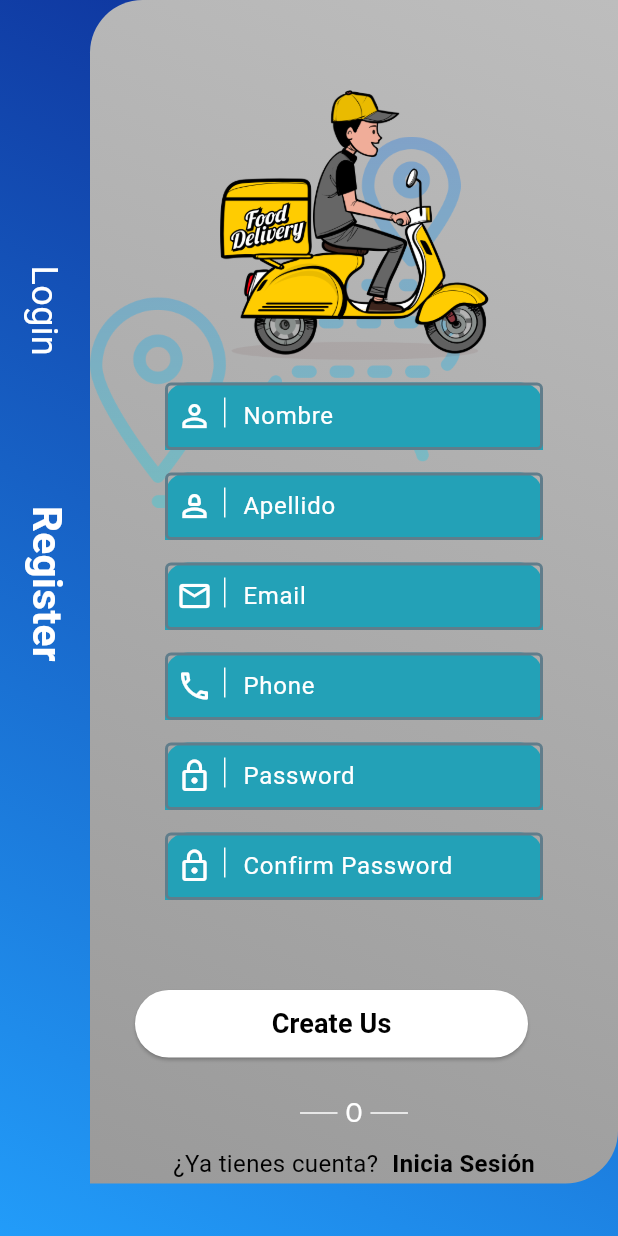
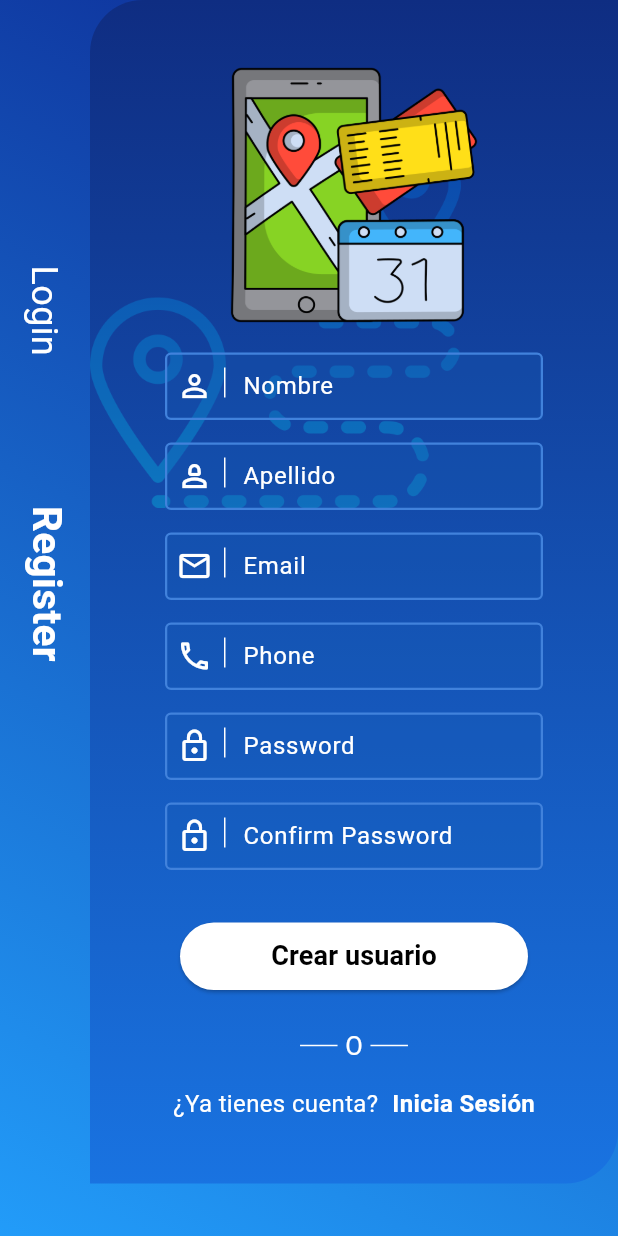
Before and after one commit to AuroraMadera/indriver_clone_flutter, a Flutter app: the RegisterPage screen opened by its route, on a phone screen of 412 x 824 dp. Run offline on Flutter 3.47's test engine with Material 3 defaults, Android fonts, the phone set to English and light mode, and no system bars; our stand-ins replace equatable, flutter_bloc.

Commit message:
feat(register): implement BLoC architecture for registration form
- Create RegisterBloc to manage registration form state
- Add RegisterEvent and RegisterState classes
- Create blocProviders to centralize BLoC providers
- Update main.dart to configure BLoC providers
- Integrate BLoC state management into registration screen
- Update BlocFormItem for form field state handling
- Refine reusable buttons and text field components
- Improve registration form layout and structure

```diff
--- /dev/null
+++ b/lib/blocProviders.dart
@@ -0,0 +1,12 @@
+import 'package:flutter_bloc/flutter_bloc.dart';
+import 'package:indriver_clone_flutter/src/presentation/pages/authentication/login/bloc/LoginBloc.dart';
+import 'package:indriver_clone_flutter/src/presentation/pages/authentication/login/bloc/LoginEvent.dart';
+import 'package:indriver_clone_flutter/src/presentation/pages/authentication/register/bloc/RegisterBloc.dart';
+import 'package:indriver_clone_flutter/src/presentation/pages/authentication/register/bloc/RegisterEvent.dart';
+
+List<BlocProvider> blocProviders = [
+  BlocProvider<LoginBloc>(create: (context) => LoginBloc()..add(LoginInitEvent())),
+  BlocProvider<RegisterBloc>(create: (context) => RegisterBloc()..add(RegisterInitEvent())),
+
+
+];
--- a/lib/main.dart
+++ b/lib/main.dart
@@ -1,5 +1,6 @@
 import 'package:flutter/material.dart';
 import 'package:flutter_bloc/flutter_bloc.dart';
+import 'package:indriver_clone_flutter/blocProviders.dart';
 import 'package:indriver_clone_flutter/src/presentation/pages/authentication/login/LoginPage.dart';
 import 'package:indriver_clone_flutter/src/presentation/pages/authentication/login/bloc/LoginBloc.dart';
 import 'package:indriver_clone_flutter/src/presentation/pages/authentication/login/bloc/LoginEvent.dart';
@@ -16,8 +17,8 @@ class MyApp extends StatelessWidget {
   // This widget is the root of your application.
   @override
   Widget build(BuildContext context) {
-    return BlocProvider(
-      create: (context) => LoginBloc()..add(LoginInitEvent()),
+    return MultiBlocProvider(
+      providers: blocProviders,
       child: MaterialApp(
           title: 'Flutter Demo',
           debugShowCheckedModeBanner: false,
--- a/lib/src/presentation/pages/authentication/register/RegisterContent.dart
+++ b/lib/src/presentation/pages/authentication/register/RegisterContent.dart
@@ -1,10 +1,17 @@
 
 import 'package:flutter/material.dart';
+import 'package:flutter_bloc/flutter_bloc.dart';
+import 'package:indriver_clone_flutter/src/presentation/pages/authentication/register/bloc/RegisterBloc.dart';
+import 'package:indriver_clone_flutter/src/presentation/pages/authentication/register/bloc/RegisterEvent.dart';
+import 'package:indriver_clone_flutter/src/presentation/pages/authentication/register/bloc/RegisterState.dart';
+import 'package:indriver_clone_flutter/src/presentation/utils/BlocFormItem.dart';
 import 'package:indriver_clone_flutter/src/presentation/widgets/DefaultButton.dart';
 import 'package:indriver_clone_flutter/src/presentation/widgets/DefaultTextFieldOutlined.dart';
 
 class RegisterContent extends StatelessWidget {
-  const RegisterContent({super.key});
+  final RegisterState state;
+
+  const RegisterContent(this.state, {super.key});
 
   @override
   Widget build(BuildContext context) {
@@ -49,11 +56,11 @@ class RegisterContent extends StatelessWidget {
                 bottomRight: Radius.circular(35),
               ),
               gradient: LinearGradient(
-                begin: Alignment.topRight,
-                end: Alignment.bottomLeft,
+                begin: Alignment.topCenter,
+                end: Alignment.bottomCenter,
                 colors: [
-                  Color.fromARGB(255, 189, 189, 189),
-                  Color.fromARGB(255, 154, 154, 154),
+                  Color.fromARGB(255, 15, 45, 130),
+                  Color.fromARGB(255, 25, 115, 225),
                 ],
               ),
             ),
@@ -77,6 +84,16 @@ class RegisterContent extends StatelessWidget {
                           right: 50,
                           top: 15,
                         ),
+                        onChanged: (text) {
+                          context.read<RegisterBloc>().add(
+                            NameChanged(
+                              name: BlocFormItem(value: text),
+                            ),
+                          );
+                        },
+                        validator: (value) {
+                          return state.name.error;
+                        },
                       ),
 
                       DefaultTextFieldOutlined(
@@ -87,6 +104,16 @@ class RegisterContent extends StatelessWidget {
                           right: 50,
                           top: 15,
                         ),
+                        onChanged: (text) {
+                          context.read<RegisterBloc>().add(
+                            LastnameChanged(
+                              lastname: BlocFormItem(value: text),
+                            ),
+                          );
+                        },
+                        validator: (value) {
+                          return state.lastname.error;
+                        },
                       ),
 
                       DefaultTextFieldOutlined(
@@ -97,6 +124,16 @@ class RegisterContent extends StatelessWidget {
                           right: 50,
                           top: 15,
                         ),
+                        onChanged: (text) {
+                          context.read<RegisterBloc>().add(
+                            EmailChanged(
+                              email: BlocFormItem(value: text),
+                            ),
+                          );
+                        },
+                        validator: (value) {
+                          return state.email.error;
+                        },
                       ),
 
                       DefaultTextFieldOutlined(
@@ -107,6 +144,16 @@ class RegisterContent extends StatelessWidget {
                           right: 50,
                           top: 15,
                         ),
+                        onChanged: (text) {
+                          context.read<RegisterBloc>().add(
+                            PhoneChanged(
+                              phone: BlocFormItem(value: text),
+                            ),
+                          );
+                        },
+                        validator: (value) {
+                          return state.phone.error;
+                        },
                       ),
 
                       DefaultTextFieldOutlined(
@@ -117,6 +164,16 @@ class RegisterContent extends StatelessWidget {
                           right: 50,
                           top: 15,
                         ),
+                        onChanged: (text) {
+                          context.read<RegisterBloc>().add(
+                            PasswordChanged(
+                              password: BlocFormItem(value: text),
+                            ),
+                          );
+                        },
+                        validator: (value) {
+                          return state.password.error;
+                        },
                       ),
 
                       DefaultTextFieldOutlined(
@@ -127,15 +184,30 @@ class RegisterContent extends StatelessWidget {
                           right: 50,
                           top: 15,
                         ),
+                        onChanged: (text) {
+                          context.read<RegisterBloc>().add(
+                            ConfirmPasswordChanged(
+                              confirmPassword: BlocFormItem(value: text),
+                            ),
+                          );
+                        },
+                        validator: (value) {
+                          return state.confirmPassword.error;
+                        },
                       ),
 
                       DefaultButton(
-                        onPressed: () {},
-                        text: 'Create Us',
+                        onPressed: () {
+                          if (state.formKey!.currentState!.validate()) {
+                            context.read<RegisterBloc>().add(FormSubmit());
+                            context.read<RegisterBloc>().add(FormReset());
+                          }
+                        },
+                        text: 'Crear usuario',
                         margin: const EdgeInsets.only(
-                          left: 30,
+                          left: 60,
                           right: 60,
-                          top: 60,
+                          top: 35,
                         ),
                       ),
 
@@ -143,7 +215,7 @@ class RegisterContent extends StatelessWidget {
 
                       _separatorOr(),
 
-                      const SizedBox(height: 10),
+                      const SizedBox(height: 15),
 
                       _textIAlreadyHaveAccount(context),
                     ],
@@ -176,7 +248,7 @@ class RegisterContent extends StatelessWidget {
         const Text(
           '¿Ya tienes cuenta? ',
           style: TextStyle(
-            color: Colors.black,
+            color: Colors.white,
             fontSize: 16,
           ),
         ),
@@ -190,7 +262,7 @@ class RegisterContent extends StatelessWidget {
           child: const Text(
             'Inicia Sesión',
             style: TextStyle(
-              color: Colors.black,
+              color: Colors.white,
               fontWeight: FontWeight.bold,
               fontSize: 16,
             ),
@@ -231,10 +303,10 @@ class RegisterContent extends StatelessWidget {
 
   Widget _imageBanner() {
     return Container(
-      margin: const EdgeInsets.only(top: 60),
+      margin: const EdgeInsets.only(top: 40),
       alignment: Alignment.center,
       child: Image.asset(
-        'assets/img/delivery.png',
+        'assets/img/trip.png',
         width: 180,
         height: 180,
       ),
--- a/lib/src/presentation/pages/authentication/register/RegisterPage.dart
+++ b/lib/src/presentation/pages/authentication/register/RegisterPage.dart
@@ -1,5 +1,8 @@
 import 'package:flutter/material.dart';
+import 'package:flutter_bloc/flutter_bloc.dart';
 import 'package:indriver_clone_flutter/src/presentation/pages/authentication/register/RegisterContent.dart';
+import 'package:indriver_clone_flutter/src/presentation/pages/authentication/register/bloc/RegisterBloc.dart';
+import 'package:indriver_clone_flutter/src/presentation/pages/authentication/register/bloc/RegisterState.dart';
 
 class RegisterPage extends StatefulWidget {
   const RegisterPage({super.key});
@@ -12,7 +15,11 @@ class _RegisterPageState extends State<RegisterPage> {
   @override
   Widget build(BuildContext context) {
     return Scaffold(
-      body: const RegisterContent(),
+      body: BlocBuilder< RegisterBloc, RegisterState>(
+        builder: (context, state) {
+          return RegisterContent(state);
+        }
+      ),
     );
   }
 }
--- /dev/null
+++ b/lib/src/presentation/pages/authentication/register/bloc/RegisterEvent.dart
@@ -0,0 +1,46 @@
+
+import 'package:indriver_clone_flutter/src/presentation/utils/BlocFormItem.dart';
+
+abstract class RegisterEvent {}
+
+class RegisterInitEvent extends RegisterEvent {}
+
+class NameChanged extends RegisterEvent {
+  final BlocFormItem name;
+
+  NameChanged({required this.name});
+}
+
+class LastnameChanged extends RegisterEvent {
+  final BlocFormItem lastname;
+
+  LastnameChanged({required this.lastname});
+}
+
+class EmailChanged extends RegisterEvent {
+  final BlocFormItem email;
+
+  EmailChanged({required this.email});
+}
+
+class PhoneChanged extends RegisterEvent {
+  final BlocFormItem phone;
+
+  PhoneChanged({required this.phone});
+}
+
+class PasswordChanged extends RegisterEvent {
+  final BlocFormItem password;
+
+  PasswordChanged({required this.password});
+}
+
+class ConfirmPasswordChanged extends RegisterEvent {
+  final BlocFormItem confirmPassword;
+
+  ConfirmPasswordChanged({required this.confirmPassword});
+}
+
+class FormSubmit extends RegisterEvent {}
+
+class FormReset extends RegisterEvent {}
--- /dev/null
+++ b/lib/src/presentation/pages/authentication/register/bloc/RegisterState.dart
@@ -0,0 +1,49 @@
+import 'package:equatable/equatable.dart';
+import 'package:flutter/material.dart';
+import 'package:indriver_clone_flutter/src/presentation/utils/BlocFormItem.dart';
+
+class RegisterState extends Equatable {
+
+final BlocFormItem name;
+final BlocFormItem lastname;
+final BlocFormItem email;
+final BlocFormItem phone;
+final BlocFormItem password;
+final BlocFormItem confirmPassword;
+final GlobalKey<FormState>? formKey;
+
+const RegisterState({
+  this.name = const BlocFormItem(error: 'Enter the name'),
+  this.lastname = const BlocFormItem(error: 'Enter the last name'),
+  this.email = const BlocFormItem(error: 'Enter the email'),
+  this.phone = const BlocFormItem(error: 'Enter the phone'),
+  this.password = const BlocFormItem(error: 'Enter the password'),
+  this.confirmPassword = const BlocFormItem(error: 'Enter the confirm the password'),
+  this.formKey,
+});
+
+RegisterState copyWith({
+  BlocFormItem? name,
+  BlocFormItem? lastname,
+  BlocFormItem? email,
+  BlocFormItem? phone,
+  BlocFormItem? password,
+  BlocFormItem? confirmPassword,
+  GlobalKey<FormState>?formKey
+})  {
+  return RegisterState(
+    name: name ?? this.name,
+    lastname: lastname ?? this.lastname,
+    email: email ?? this.email,
+    phone: phone ?? this.phone,
+    password: password ?? this.password,
+    confirmPassword: confirmPassword ?? this.confirmPassword,
+    formKey : formKey
+
+  );
+}
+
+@override
+  List<Object?> get props => [name, lastname, email, phone, password, confirmPassword] ;
+
+}
--- a/lib/src/presentation/utils/BlocFormItem.dart
+++ b/lib/src/presentation/utils/BlocFormItem.dart
@@ -10,7 +10,7 @@ class BlocFormItem {
 
   BlocFormItem copyWith({
     String? value,
-    String? error;
+    String? error,
   }) {
     return BlocFormItem(
       value: value ?? this.value,
--- a/lib/src/presentation/widgets/DefaultButton.dart
+++ b/lib/src/presentation/widgets/DefaultButton.dart
@@ -1,8 +1,9 @@
+
 import 'package:flutter/material.dart';
 
 class DefaultButton extends StatelessWidget {
 
-  Function()onPressed;
+  final Function() onPressed;
   final String text;
   final Color color;
   final Color textColor;
@@ -14,7 +15,11 @@ class DefaultButton extends StatelessWidget {
     required this.onPressed,
     this.color = Colors.white,
     this.textColor = Colors.black,
-    this.margin = const EdgeInsets.only(bottom: 20,left: 40,right: 40)
+    this.margin = const EdgeInsets.only(
+      bottom: 20,
+      left: 40,
+      right: 40,
+    ),
   });
 
   @override
--- a/lib/src/presentation/widgets/DefaultTextField.dart
+++ b/lib/src/presentation/widgets/DefaultTextField.dart
@@ -3,7 +3,7 @@ import 'package:flutter/material.dart';
 class DefaultTextField extends StatelessWidget {
 
   String text;
-  Function(String text) onChanged;
+  Function(String text)? onChanged;
   IconData icon;
   EdgeInsetsGeometry? margin;
   String? Function(String?)? validator;
@@ -30,7 +30,7 @@ class DefaultTextField extends StatelessWidget {
       ),
       child: TextFormField(
         onChanged: (text){
-          onChanged(text);
+          onChanged?.call(text);
         },
         validator: validator,
         decoration: InputDecoration(
--- a/lib/src/presentation/widgets/DefaultTextFieldOutlined.dart
+++ b/lib/src/presentation/widgets/DefaultTextFieldOutlined.dart
@@ -2,14 +2,19 @@ import 'package:flutter/material.dart';
 
 class DefaultTextFieldOutlined extends StatelessWidget {
 
-  String text;
-  IconData icon;
-  EdgeInsetsGeometry? margin;
+  final String text;
+  final Function(String text)? onChanged;
+  final IconData icon;
+  final EdgeInsetsGeometry? margin;
+  final String? Function(String?)? validator;
 
-  DefaultTextFieldOutlined({
+  const DefaultTextFieldOutlined({
+    super.key,
     required this.text,
     required this.icon,
-    this.margin=const EdgeInsets.only(top: 50,left: 20,right: 20),
+    this.margin = const EdgeInsets.only(top: 50, left: 20, right: 20),
+    this.validator,
+    this.onChanged,
   });
 
   @override
@@ -17,36 +22,47 @@ class DefaultTextFieldOutlined extends StatelessWidget {
     return Container(
       height: 45,
       margin: margin,
-      decoration: BoxDecoration(
-        color: Color.fromARGB(255, 35, 161, 183),
+      decoration: const BoxDecoration(
+        color: Color.fromARGB(70, 20, 90, 180),
         borderRadius: BorderRadius.only(
-          topLeft: Radius.circular(15),
-          topRight: Radius.circular(15),
+          topLeft: Radius.circular(5),
+          topRight: Radius.circular(5),
         ),
       ),
       child: TextFormField(
+        style: const TextStyle(
+          color: Colors.white,
+          fontSize: 16,
+        ),
+        cursorColor: Colors.white,
+        onChanged: (text) {
+          onChanged?.call(text);
+        },
+        validator: validator,
         decoration: InputDecoration(
           label: Text(
             text,
-            style: TextStyle(
-              color: Colors.white
-            )
+            style: const TextStyle(
+              color: Colors.white,
             ),
-          // border: InputBorder.none,
-          focusedBorder: OutlineInputBorder(
+          ),
+          floatingLabelStyle: const TextStyle(
+            color: Colors.white,
+          ),
+          focusedBorder: const OutlineInputBorder(
             borderSide: BorderSide(
-              color: Color.fromARGB(255,35,161,183),
-              width: 2
-              )
+              color: Color.fromARGB(255, 65, 150, 245),
+              width: 2,
             ),
-            enabledBorder:  OutlineInputBorder(
+          ),
+          enabledBorder: const OutlineInputBorder(
             borderSide: BorderSide(
-                color: Colors.blueGrey,
-                width: 2
-            )
+              color: Color.fromARGB(255, 65, 130, 220),
+              width: 1.5,
+            ),
           ),
           prefixIcon: Container(
-          margin: EdgeInsets.only(top: 10),
+            margin: const EdgeInsets.only(top: 10),
             child: Wrap(
               alignment: WrapAlignment.spaceEvenly,
               children: [
```
Also changed, not shown: lib/src/presentation/pages/authentication/register/bloc/RegisterBloc.dart (added, +140 -0 lines). Lines whose indentation alone changed are shown as unchanged.
